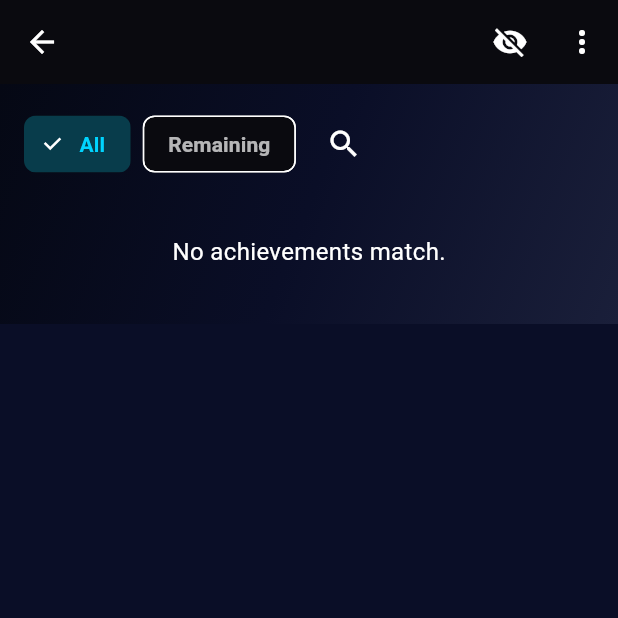
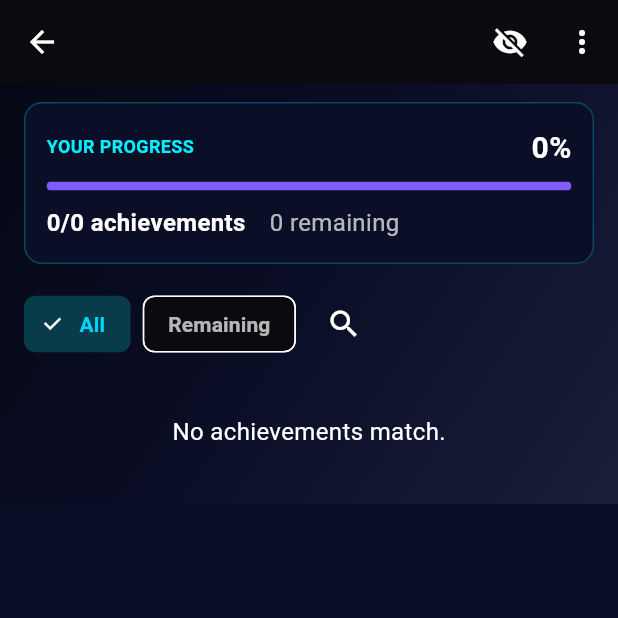
Before and after one commit to platinummorgan/statusxp, a Flutter app: the GameOverviewScreen screen opened directly with empty values, on a phone screen of 412 x 824 dp, the top half of it. Run offline on Flutter 3.47's test engine with Material 3 defaults, Android fonts, the phone set to English and light mode, and no system bars; our stand-ins replace app_links, equatable, firebase_analytics, firebase_core, firebase_crashlytics, flutter_dotenv and 20 more; missing offline and left inert: dart:html, in_app_purchase_android; accounts and stored records are empty; network calls fail.

Commit message:
Show compact progress above full-width trophies

```diff
--- a/lib/ui/screens/game_overview_screen.dart
+++ b/lib/ui/screens/game_overview_screen.dart
@@ -150,15 +150,114 @@ class _GameOverviewScreenState extends ConsumerState<GameOverviewScreen> {
                     onAction: () => context.go('/games/browse'),
                   )
                 : SingleChildScrollView(
-                    child: GameAchievementSection(
-                      key: ValueKey(game.ref),
-                      game: game.ref,
-                      gameName: game.name,
-                      fullScreen: true,
-                      revealHidden: _revealHidden,
+                    child: Column(
+                      crossAxisAlignment: CrossAxisAlignment.stretch,
+                      children: [
+                        if (game.isOwned) _InlineGameProgress(game: game),
+                        GameAchievementSection(
+                          key: ValueKey(game.ref),
+                          game: game.ref,
+                          gameName: game.name,
+                          fullScreen: true,
+                          revealHidden: _revealHidden,
+                        ),
+                      ],
                     ),
                   ),
           ),
+        ),
+      ),
+    );
+  }
+}
+
+/// A standalone summary; it never encloses or narrows the trophy list.
+class _InlineGameProgress extends StatelessWidget {
+  const _InlineGameProgress({required this.game});
+  final GameOverview game;
+
+  @override
+  Widget build(BuildContext context) {
+    final completion = game.completionPercentage.clamp(0, 100);
+    final remaining = (game.achievementsTotal - game.achievementsEarned).clamp(
+      0,
+      game.achievementsTotal,
+    );
+    final label = game.ref.platform?.code.startsWith('ps') == true
+        ? 'trophies'
+        : 'achievements';
+    return Padding(
+      padding: const EdgeInsets.fromLTRB(16, 12, 16, 0),
+      child: Container(
+        key: const ValueKey('inline-game-progress'),
+        padding: const EdgeInsets.all(14),
+        decoration: BoxDecoration(
+          color: const Color(0xFF0A0E27),
+          borderRadius: BorderRadius.circular(12),
+          border: Border.all(
+            color: CyberpunkTheme.neonCyan.withValues(alpha: 0.25),
+          ),
+        ),
+        child: Column(
+          crossAxisAlignment: CrossAxisAlignment.stretch,
+          children: [
+            Row(
+              children: [
+                const Expanded(
+                  child: Text(
+                    'YOUR PROGRESS',
+                    style: TextStyle(
+                      color: CyberpunkTheme.neonCyan,
+                      fontSize: 12,
+                      fontWeight: FontWeight.w700,
+                    ),
+                  ),
+                ),
+                Text(
+                  '${completion.toStringAsFixed(0)}%',
+                  style: const TextStyle(
+                    color: Colors.white,
+                    fontSize: 20,
+                    fontWeight: FontWeight.bold,
+                  ),
+                ),
+              ],
+            ),
+            const SizedBox(height: 8),
+            ClipRRect(
+              borderRadius: BorderRadius.circular(4),
+              child: LinearProgressIndicator(
+                value: completion / 100,
+                minHeight: 6,
+                color: CyberpunkTheme.neonCyan,
+                semanticsLabel: 'Game completion',
+                semanticsValue: '${completion.toStringAsFixed(0)}%',
+              ),
+            ),
+            const SizedBox(height: 10),
+            Wrap(
+              spacing: 16,
+              runSpacing: 6,
+              children: [
+                Text(
+                  '${game.achievementsEarned}/${game.achievementsTotal} $label',
+                  style: const TextStyle(
+                    color: Colors.white,
+                    fontWeight: FontWeight.w600,
+                  ),
+                ),
+                Text(
+                  '$remaining remaining',
+                  style: const TextStyle(color: Colors.white70),
+                ),
+                if (game.currentScore > 0)
+                  Text(
+                    'Platform score: ${game.currentScore}',
+                    style: const TextStyle(color: Colors.white70),
+                  ),
+              ],
+            ),
+          ],
         ),
       ),
     );
```
Also changed, not shown: 3 other files.
